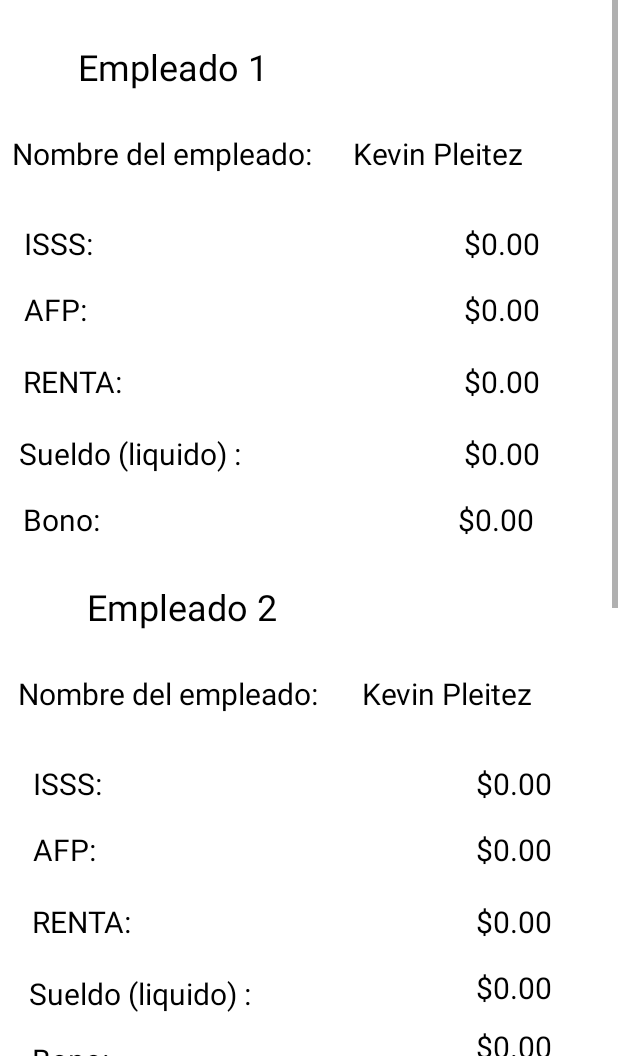
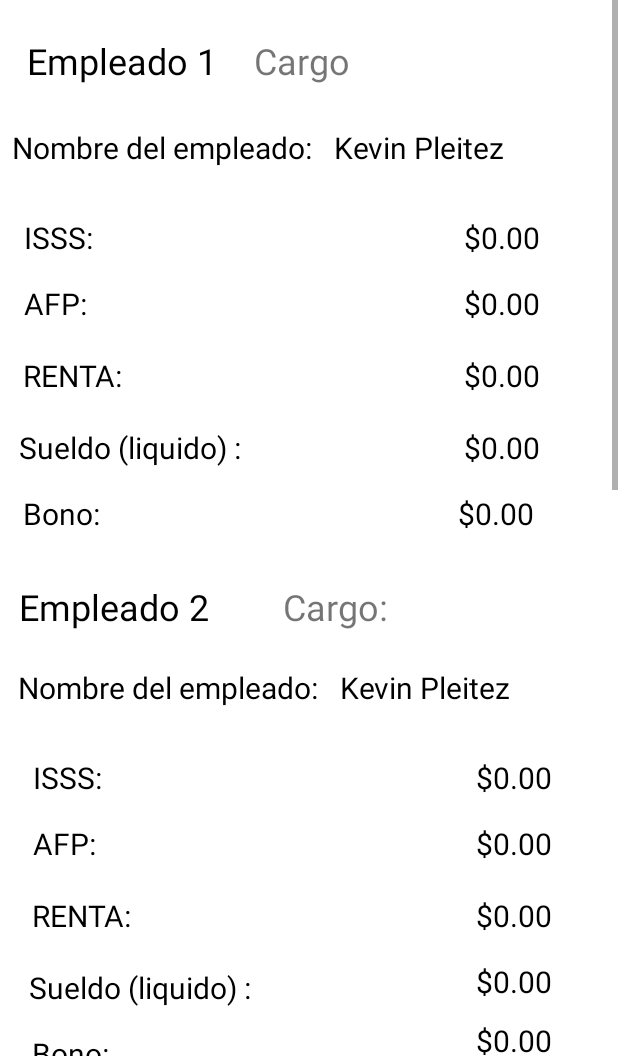
Before and after one commit to IIOswaldoValleII/ExamenParcial1_DSM_VS161940_PH161929, an Android app: the ImprimirEmpleados screen opened directly, with no data from a screen before it, on a phone screen of 412 x 824 dp, the part 180-1236 px from its top. Run offline under Robolectric (Android 15) with nearby library versions, the phone set to English and light mode, and no system bars; 35 statements that could not run were skipped.

Commit message:
Ejercicio 3 cambios finalizados

```diff
--- a/Ejercicio3/app/src/main/java/sv/edu/udb/empleados/ImprimirEmpleados.java
+++ b/Ejercicio3/app/src/main/java/sv/edu/udb/empleados/ImprimirEmpleados.java
@@ -6,18 +6,21 @@ import androidx.appcompat.app.AppCompatActivity;
 import android.os.Bundle;
 import android.widget.TextView;
 import android.widget.Toast;
+import android.widget.Toast;
 import java.text.DecimalFormat;
 
 public class ImprimirEmpleados extends AppCompatActivity {
-            TextView Nombre1, Sueldo1, isss1,afp1,renta1,bono1;
-            TextView Nombre2, Sueldo2, isss2,afp2,renta2,bono2;
-            TextView Nombre3, Sueldo3, isss3,afp3,renta3,bono3;
+            TextView Nombre1, Cargo1, Sueldo1, isss1,afp1,renta1,bono1;
+            TextView Nombre2, Cargo2, Sueldo2, isss2,afp2,renta2,bono2;
+            TextView Nombre3, Cargo3, Sueldo3, isss3,afp3,renta3,bono3, nobono, salarioMayor, salarioMenor, SM;
 
     @Override
     protected void onCreate(Bundle savedInstanceState) {
+
         super.onCreate(savedInstanceState);
         setContentView(R.layout.activity_imprimir_empleados);
         //Asignando Variables a sus respuesta de impresion
+
         Nombre1 = findViewById(R.id.txtNombre1);
         Sueldo1 = findViewById(R.id.txtSueldo1);
         isss1 = findViewById(R.id.txtISSS1);
@@ -38,6 +41,18 @@ public class ImprimirEmpleados extends AppCompatActivity {
         afp3 = findViewById(R.id.txtAFP3);
         renta3 = findViewById(R.id.txtRenta3);
         bono3 = findViewById(R.id.txtBono3);
+        nobono = findViewById(R.id.txtNoBono);
+        Cargo1 = findViewById(R.id.txtCargo1);
+        Cargo2 = findViewById(R.id.txtCargo2);
+        Cargo3 = findViewById(R.id.txtCargo3);
+        nobono = findViewById(R.id.txtNoBono);
+        salarioMayor = findViewById(R.id.txtSalariomayor);
+        salarioMenor = findViewById(R.id.txtSalarioMenor);
+        SM = findViewById(R.id.txtEmpleadosSM);
+        SM.setText(" ");
+
+
+
         Bundle bundle = getIntent().getExtras();
         Empleado worker1 = getIntent().getExtras().getParcelable("empleo1");
         Empleado worker2 = getIntent().getExtras().getParcelable("empleo2");
@@ -47,29 +62,103 @@ public class ImprimirEmpleados extends AppCompatActivity {
 
         //Imprimiendo los valores en sus respectivos items en base a los objetos recolectados
 
+        String C1, C2, C3;
+        double S1, S2, S3;
+        C1 = worker1.Cargo.toString();
+        C2 = worker2.Cargo.toString();
+        C3 = worker3.Cargo.toString();
+        S1 = worker1.seldom_liquid();
+        S2 = worker2.seldom_liquid();
+        S3 = worker3.seldom_liquid();
+
 
 
 
              Nombre1.setText( " "+ worker1.Nombre.toString() + " " + worker1.Apellido);
+             Cargo1.setText("Cargo: " + worker1.Cargo.toString());
              isss1.setText("$" + String.format ("%.2f",worker1.ISSS));
              afp1.setText("$" + String.format ("%.2f",worker1.AFP));
              renta1.setText("$" + String.format ("%.2f",worker1.RENTA));
              Sueldo1.setText("$"+ String.format ("%.2f",worker1.seldom_liquid()));
-             bono1.setText("$" + String.format ("%.2f",worker1.bonoGerente() ));
 
-            Nombre2.setText( " "+ worker1.Nombre.toString() + " " + worker2.Apellido);
+
+            Nombre2.setText( " "+ worker2.Nombre.toString() + " " + worker2.Apellido);
+            Cargo2.setText("Cargo: " + worker2.Cargo.toString());
             isss2.setText("$" + String.format ("%.2f",worker2.ISSS));
             afp2.setText("$" + String.format ("%.2f",worker2.AFP));
             renta2.setText("$" + String.format ("%.2f",worker2.RENTA));
             Sueldo2.setText("$"+ String.format ("%.2f",worker2.seldom_liquid()));
-            bono2.setText("$" + String.format ("%.2f",worker2.bonoAsistente() ));
 
-            Nombre3.setText( " "+ worker3.Nombre.toString() + " " + worker1.Apellido);
+
+            Nombre3.setText( " "+ worker3.Nombre.toString() + " " + worker3.Apellido);
+            Cargo3.setText("Cargo: " + worker3.Cargo.toString());
             isss3.setText("$" + String.format ("%.2f",worker3.ISSS));
             afp3.setText("$" + String.format ("%.2f",worker3.AFP));
             renta3.setText("$" + String.format ("%.2f",worker3.RENTA));
             Sueldo3.setText("$"+ String.format ("%.2f",worker3.seldom_liquid()));
-            bono3.setText("$" + String.format ("%.2f",worker3.bonoGerente() ));
+
+
+
+//nobono.setText(C1 + " " + C2 + " " + C3);
+
+
+        //Calculo de los salarios mayores y menores de los empleados.
+    String compa1 = new String(C1);
+    String compa2 = new String(C2);
+    String compa3 = new String(C3);
+
+        double salarios[] = new double[] {S1, S2, S3};
+        double smayor = salarios[0];
+        double smenor = salarios[0];
+
+            for (int x = 1; x < salarios.length; x++) {
+
+                if (salarios[x] > smayor) {
+                    smayor = salarios[x];
+                }
+                if (salarios[x] < smenor) {
+                    smenor = salarios[x];
+                }
+
+                if (smayor == S1){
+                    salarioMayor.setText(" El empleado con el mayor salario es:\nun " + worker1.Nombre.toString() + " " + worker1.Apellido);
+                } else if (smayor == S2){
+                    salarioMayor.setText(" El empleado con el mayor salario es:\nun " + worker2.Nombre.toString() + " " + worker2.Apellido);
+                } else if (smayor == S3){
+                    salarioMayor.setText(" El empleado con el mayor salario es:\nun " + worker3.Nombre.toString() + " " + worker3.Apellido);
+                }
+
+
+                if (smenor == S1){
+                    salarioMenor.setText(" El empleado con el menor salario es:\nun " + worker1.Nombre.toString() + " " + worker1.Apellido);
+                } else if (smenor== S2){
+                    salarioMenor.setText(" El empleado con el menor salario es:\nun " + worker2.Nombre.toString() + " " + worker2.Apellido);
+                } else if (smenor == S3){
+                    salarioMenor.setText(" El empleado con el menor salario es:\nun " + worker3.Nombre.toString() + " " + worker3.Apellido);
+                }
+
+
+
+
+
+
+
+
+// Condicion para no generar bono al presentarse la conbinación de empleados.
+           if(("gerente".equalsIgnoreCase(compa1)) && ("asistente".equalsIgnoreCase(compa2) && ("secretaria".equalsIgnoreCase(compa3)))){
+           bono3.setText("$" + "0.00");
+            bono2.setText("$" + "0.00");
+              bono1.setText("$" + "0.00");
+             nobono.setText("Orden de empleados detectado!!, Gerente-Asistente-Secretaria, no habra bono");
+               Toast toastMessage = Toast.makeText(this,"No hay bono",Toast.LENGTH_SHORT);
+         }else{
+             bono1.setText("$" + String.format ("%.2f",worker1.bonoGerente() ));
+              bono2.setText("$" + String.format ("%.2f",worker2.bonoAsistente() ));
+              bono3.setText("$" + String.format ("%.2f",worker3.bonoGerente() ));
+              nobono.setText("Se detecto un orden, Gerente-Asistente-Secretaria, No hay Bono");
+
+           }
 
     }
+    }
 }
--- a/Ejercicio3/app/src/main/res/layout/activity_imprimir_empleados.xml
+++ b/Ejercicio3/app/src/main/res/layout/activity_imprimir_empleados.xml
@@ -23,18 +23,33 @@
 
             <androidx.constraintlayout.widget.ConstraintLayout
                 android:layout_width="match_parent"
-                android:layout_height="1256dp">
+                android:layout_height="1510dp"
+                android:scrollbarSize="4dp"
+                tools:layout_editor_absoluteY="1dp">
+
+                <TextView
+                    android:id="@+id/txtNoBono2"
+                    android:layout_width="wrap_content"
+                    android:layout_height="wrap_content"
+                    android:layout_marginTop="1172dp"
+                    android:text="------------------------------------------------------------------------------------"
+                    android:textColor="#FD171616"
+                    android:textSize="20sp"
+                    app:layout_constraintEnd_toEndOf="parent"
+                    app:layout_constraintHorizontal_bias="0.488"
+                    app:layout_constraintStart_toStartOf="parent"
+                    app:layout_constraintTop_toBottomOf="@+id/textView7" />
 
                 <TextView
                     android:id="@+id/textView26"
                     android:layout_width="wrap_content"
                     android:layout_height="wrap_content"
-                    android:layout_marginTop="764dp"
+                    android:layout_marginTop="760dp"
                     android:text="Empleado 3"
                     android:textColor="#000000"
                     android:textSize="24sp"
                     app:layout_constraintEnd_toEndOf="parent"
-                    app:layout_constraintHorizontal_bias="0.203"
+                    app:layout_constraintHorizontal_bias="0.088"
                     app:layout_constraintStart_toStartOf="parent"
                     app:layout_constraintTop_toBottomOf="@+id/textView7" />
 
@@ -200,7 +215,7 @@
                     android:textColor="#000000"
                     android:textSize="20sp"
                     app:layout_constraintEnd_toEndOf="parent"
-                    app:layout_constraintHorizontal_bias="0.372"
+                    app:layout_constraintHorizontal_bias="0.164"
                     app:layout_constraintStart_toEndOf="@+id/textView2"
                     app:layout_constraintTop_toBottomOf="@+id/textView8" />
 
@@ -213,7 +228,7 @@
                     android:textColor="#000000"
                     android:textSize="24sp"
                     app:layout_constraintEnd_toEndOf="parent"
-                    app:layout_constraintHorizontal_bias="0.203"
+                    app:layout_constraintHorizontal_bias="0.045"
                     app:layout_constraintStart_toStartOf="parent"
                     app:layout_constraintTop_toBottomOf="@+id/textView7" />
 
@@ -226,7 +241,7 @@
                     android:textColor="#000000"
                     android:textSize="20sp"
                     app:layout_constraintEnd_toEndOf="parent"
-                    app:layout_constraintHorizontal_bias="0.372"
+                    app:layout_constraintHorizontal_bias="0.206"
                     app:layout_constraintStart_toEndOf="@+id/textView2"
                     app:layout_constraintTop_toBottomOf="@+id/textView8" />
 
@@ -528,12 +543,12 @@
                     android:id="@+id/textView8"
                     android:layout_width="wrap_content"
                     android:layout_height="wrap_content"
-                    android:layout_marginTop="28dp"
+                    android:layout_marginTop="24dp"
                     android:text="Empleado 1"
                     android:textColor="#000000"
                     android:textSize="24sp"
                     app:layout_constraintEnd_toEndOf="parent"
-                    app:layout_constraintHorizontal_bias="0.183"
+                    app:layout_constraintHorizontal_bias="0.063"
                     app:layout_constraintStart_toStartOf="parent"
                     app:layout_constraintTop_toBottomOf="@+id/textView7" />
 
@@ -559,7 +574,7 @@
                     android:textColor="#000000"
                     android:textSize="20sp"
                     app:layout_constraintEnd_toEndOf="parent"
-                    app:layout_constraintHorizontal_bias="0.302"
+                    app:layout_constraintHorizontal_bias="0.164"
                     app:layout_constraintStart_toEndOf="@+id/textView2"
                     app:layout_constraintTop_toBottomOf="@+id/textView8" />
 
@@ -580,11 +595,100 @@
                     android:id="@+id/btnRegresar"
                     android:layout_width="wrap_content"
                     android:layout_height="wrap_content"
-                    android:layout_marginTop="32dp"
                     android:text="Regresar pantalla principal"
+                    app:layout_constraintBottom_toBottomOf="parent"
                     app:layout_constraintEnd_toEndOf="parent"
+                    app:layout_constraintHorizontal_bias="0.507"
                     app:layout_constraintStart_toStartOf="parent"
-                    app:layout_constraintTop_toBottomOf="@+id/textView32" />
+                    app:layout_constraintTop_toBottomOf="@+id/textView32"
+                    app:layout_constraintVertical_bias="0.909" />
+
+                <TextView
+                    android:id="@+id/txtNoBono"
+                    android:layout_width="wrap_content"
+                    android:layout_height="wrap_content"
+                    android:layout_marginTop="1128dp"
+                    android:text="TextView"
+                    android:textColor="#FD171616"
+                    android:textSize="20sp"
+                    app:layout_constraintEnd_toEndOf="parent"
+                    app:layout_constraintHorizontal_bias="0.054"
+                    app:layout_constraintStart_toStartOf="parent"
+                    app:layout_constraintTop_toBottomOf="@+id/textView7" />
+
+                <TextView
+                    android:id="@+id/txtSalariomayor"
+                    android:layout_width="wrap_content"
+                    android:layout_height="wrap_content"
+                    android:layout_marginTop="1224dp"
+                    android:text="TextView"
+                    android:textColor="#FD171616"
+                    android:textSize="20sp"
+                    app:layout_constraintEnd_toEndOf="parent"
+                    app:layout_constraintHorizontal_bias="0.06"
+                    app:layout_constraintStart_toStartOf="parent"
+                    app:layout_constraintTop_toBottomOf="@+id/textView7" />
+
+                <TextView
+                    android:id="@+id/txtSalarioMenor"
+                    android:layout_width="wrap_content"
+                    android:layout_height="wrap_content"
+                    android:layout_marginTop="1276dp"
+                    android:text="TextView"
+                    android:textColor="#FD171616"
+                    android:textSize="20sp"
+                    app:layout_constraintEnd_toEndOf="parent"
+                    app:layout_constraintHorizontal_bias="0.054"
+                    app:layout_constraintStart_toStartOf="parent"
+                    app:layout_constraintTop_toBottomOf="@+id/textView7" />
+
+                <TextView
+                    android:id="@+id/txtEmpleadosSM"
+                    android:layout_width="wrap_content"
+                    android:layout_height="wrap_content"
+                    android:layout_marginTop="1324dp"
+                    android:textColor="#FD171616"
+                    android:textSize="20sp"
+                    app:layout_constraintEnd_toEndOf="parent"
+                    app:layout_constraintHorizontal_bias="0.054"
+                    app:layout_constraintStart_toStartOf="parent"
+                    app:layout_constraintTop_toBottomOf="@+id/textView7" />
+
+                <TextView
+                    android:id="@+id/txtCargo1"
+                    android:layout_width="wrap_content"
+                    android:layout_height="wrap_content"
+                    android:layout_marginTop="24dp"
+                    android:text="Cargo"
+                    android:textSize="24sp"
+                    app:layout_constraintEnd_toEndOf="parent"
+                    app:layout_constraintHorizontal_bias="0.12"
+                    app:layout_constraintStart_toEndOf="@+id/textView8"
+                    app:layout_constraintTop_toBottomOf="@+id/textView7" />
+
+                <TextView
+                    android:id="@+id/txtCargo2"
+                    android:layout_width="wrap_content"
+                    android:layout_height="wrap_content"
+                    android:layout_marginTop="388dp"
+                    android:text="Cargo:"
+                    android:textSize="24sp"
+                    app:layout_constraintEnd_toEndOf="parent"
+                    app:layout_constraintHorizontal_bias="0.243"
+                    app:layout_constraintStart_toEndOf="@+id/textView12"
+                    app:layout_constraintTop_toBottomOf="@+id/textView7" />
+
+                <TextView
+                    android:id="@+id/txtCargo3"
+                    android:layout_width="wrap_content"
+                    android:layout_height="wrap_content"
+                    android:layout_marginTop="760dp"
+                    android:text="Cargo:"
+                    android:textSize="24sp"
+                    app:layout_constraintEnd_toEndOf="parent"
+                    app:layout_constraintHorizontal_bias="0.134"
+                    app:layout_constraintStart_toEndOf="@+id/textView26"
+                    app:layout_constraintTop_toBottomOf="@+id/textView7" />
 
 
             </androidx.constraintlayout.widget.ConstraintLayout>
```
